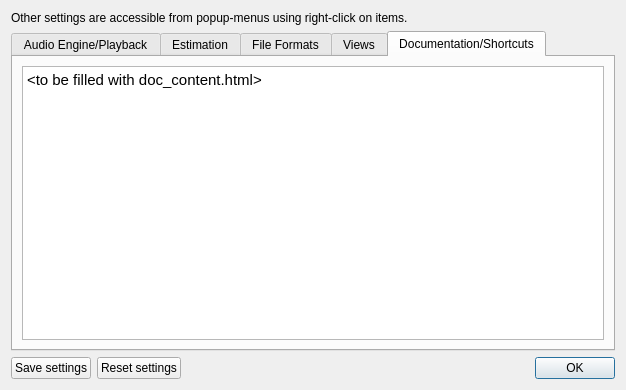
Old version of the form src/wdialogsettings.ui in the repository gillesdegottex/dfasma.
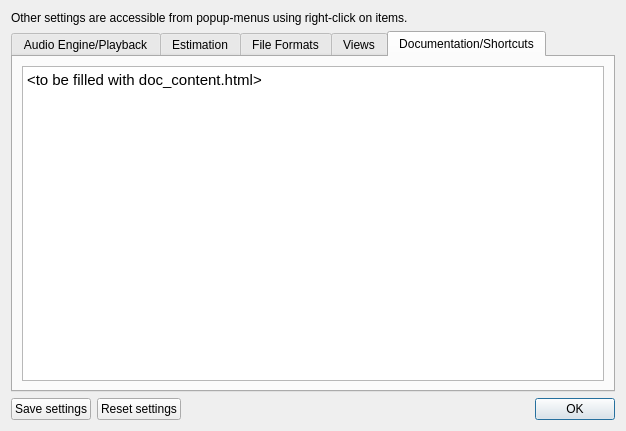
New version of the form. The open tabs and pages were chosen to show the change. Icons and pictures are not drawn.

```diff
--- a/src/wdialogsettings.ui
+++ b/src/wdialogsettings.ui
@@ -7,7 +7,7 @@
     <x>0</x>
     <y>0</y>
     <width>626</width>
-    <height>390</height>
+    <height>431</height>
    </rect>
   </property>
   <property name="sizePolicy">
@@ -690,8 +690,8 @@
           <string>&lt;!DOCTYPE HTML PUBLIC &quot;-//W3C//DTD HTML 4.0//EN&quot; &quot;http://www.w3.org/TR/REC-html40/strict.dtd&quot;&gt;
 &lt;html&gt;&lt;head&gt;&lt;meta name=&quot;qrichtext&quot; content=&quot;1&quot; /&gt;&lt;style type=&quot;text/css&quot;&gt;
 p, li { white-space: pre-wrap; }
-&lt;/style&gt;&lt;/head&gt;&lt;body style=&quot; font-family:'Ubuntu'; font-size:11pt; font-weight:400; font-style:normal;&quot;&gt;
-&lt;p style=&quot; margin-top:0px; margin-bottom:0px; margin-left:0px; margin-right:0px; -qt-block-indent:0; text-indent:0px;&quot;&gt;&amp;lt;to be filled with doc_content.html&amp;gt;&lt;/p&gt;&lt;/body&gt;&lt;/html&gt;</string>
+&lt;/style&gt;&lt;/head&gt;&lt;body style=&quot; font-family:'Cantarell'; font-size:11pt; font-weight:400; font-style:normal;&quot;&gt;
+&lt;p style=&quot; margin-top:0px; margin-bottom:0px; margin-left:0px; margin-right:0px; -qt-block-indent:0; text-indent:0px;&quot;&gt;&lt;span style=&quot; font-family:'Ubuntu';&quot;&gt;&amp;lt;to be filled with doc_content.html&amp;gt;&lt;/span&gt;&lt;/p&gt;&lt;/body&gt;&lt;/html&gt;</string>
          </property>
         </widget>
        </item>
```
Left out of the diff: 2 changed lines with no effect on the pictures.
